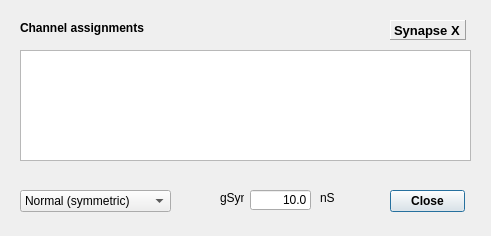
Above: src/gui/GapJunctionDlg.ui from CompEphys-team/stdpc before the change. Below: the same form after it.
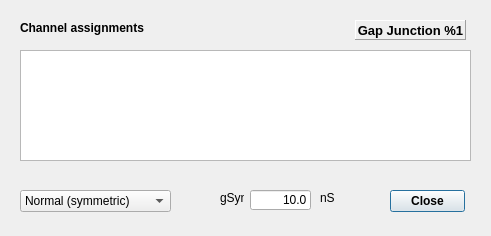
That is the form after the change. Custom widgets are drawn as their Qt base class.

Commit message: Improved HH/Synapse dialog labels

```diff
--- a/src/gui/GapJunctionDlg.ui
+++ b/src/gui/GapJunctionDlg.ui
@@ -41,9 +41,9 @@
    </property>
    <property name="geometry">
     <rect>
-     <x>390</x>
+     <x>355</x>
      <y>20</y>
-     <width>76</width>
+     <width>111</width>
      <height>20</height>
     </rect>
    </property>
@@ -73,7 +73,10 @@
     <number>0</number>
    </property>
    <property name="text">
-    <string>Synapse X</string>
+    <string>Gap Junction %1</string>
+   </property>
+   <property name="alignment">
+    <set>Qt::AlignCenter</set>
    </property>
   </widget>
   <widget class="QComboBox" name="typeCombo">
```
The commit also changes 11 other files.
